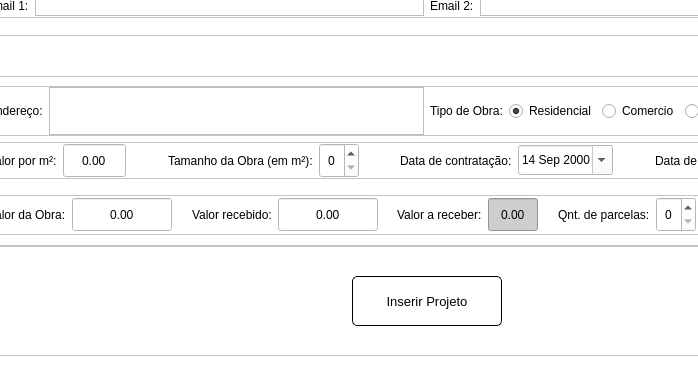
Qt form screens/new_project.ui (devfabri/Arquitetura-Pereira) before a commit; both pictures show x 213 to 911 and y 354 to 720 of the 1280 by 720 pixel window.
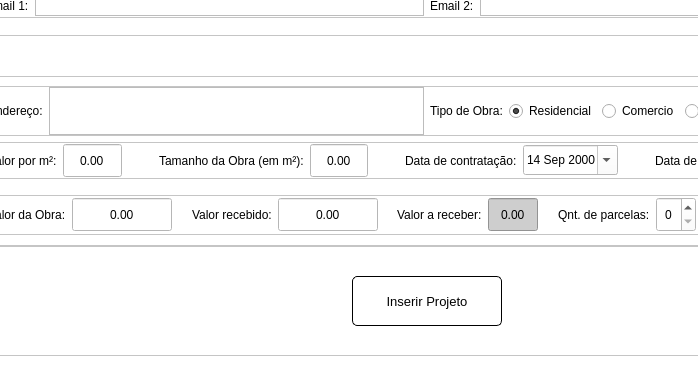
The same form after that commit. Icons and pictures are not drawn.

What changed in the file:
```diff
--- a/screens/new_project.ui
+++ b/screens/new_project.ui
@@ -747,16 +747,28 @@
            </widget>
           </item>
           <item>
-           <widget class="QSpinBox" name="tamanho_obra">
+           <widget class="QDoubleSpinBox" name="tamanho_obra">
             <property name="minimumSize">
              <size>
-              <width>40</width>
+              <width>50</width>
               <height>35</height>
              </size>
             </property>
+            <property name="maximumSize">
+             <size>
+              <width>70</width>
+              <height>16777215</height>
+             </size>
+            </property>
             <property name="alignment">
              <set>Qt::AlignCenter</set>
             </property>
+            <property name="buttonSymbols">
+             <enum>QAbstractSpinBox::NoButtons</enum>
+            </property>
+            <property name="maximum">
+             <double>9999999999999.000000000000000</double>
+            </property>
            </widget>
           </item>
           <item>
```
